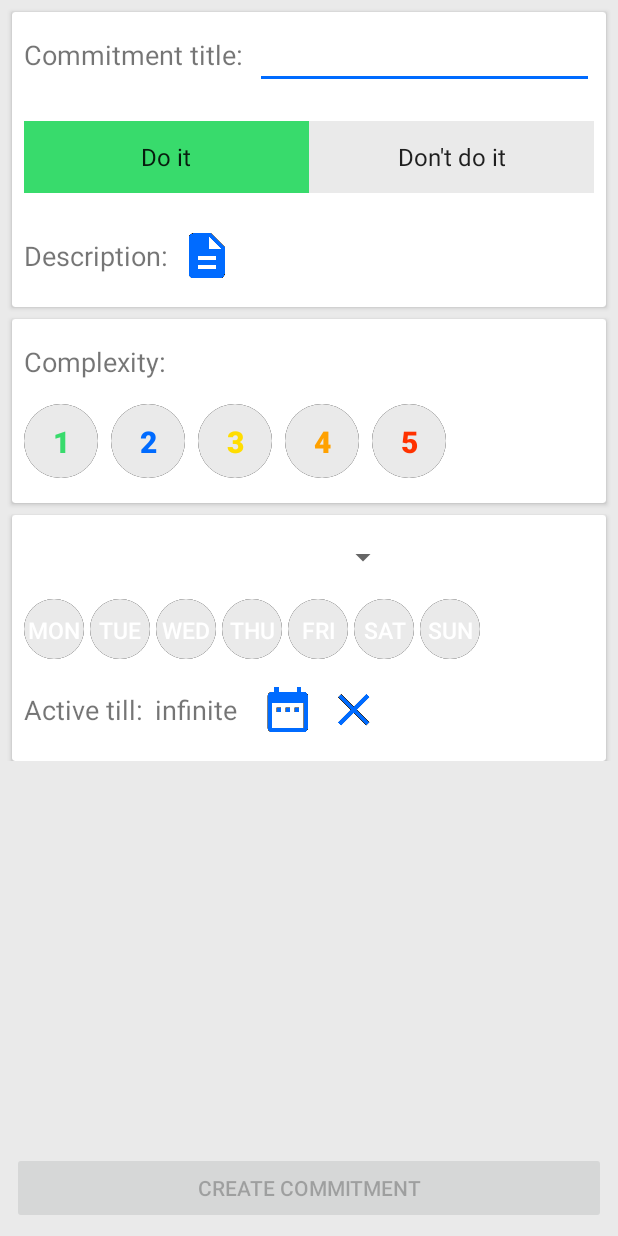
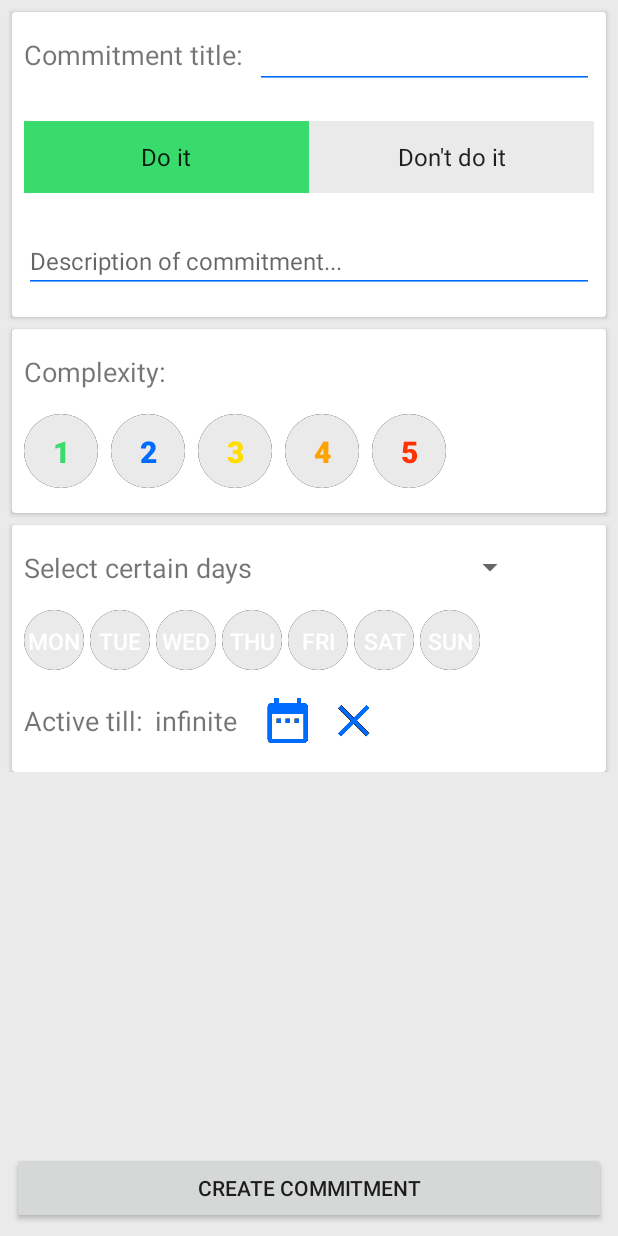
Before and after one commit to NaumenkoA/Willpower, an Android app: the screen it shows after launch (MainActivity), on a phone screen of 412 x 824 dp. Run offline under Robolectric (Android 15) with nearby library versions, the light colour scheme and no system bars.

Commit message:
working on the creating do fragment

```diff
--- a/app/src/main/AndroidManifest.xml
+++ b/app/src/main/AndroidManifest.xml
@@ -9,7 +9,9 @@
         android:roundIcon="@mipmap/ic_launcher_round"
         android:supportsRtl="true"
         android:theme="@style/AppTheme">
-        <activity android:name=".MainActivity">
+        <activity android:name=".MainActivity"
+            android:screenOrientation="portrait"
+            android:windowSoftInputMode="adjustPan">
             <intent-filter>
                 <action android:name="android.intent.action.MAIN"/>
 
--- a/app/src/main/java/com/droid/alex/willtrip/MainActivity.kt
+++ b/app/src/main/java/com/droid/alex/willtrip/MainActivity.kt
@@ -1,20 +1,38 @@
 package com.droid.alex.willtrip
 
-import android.graphics.Color
 import android.support.v7.app.AppCompatActivity
 import android.os.Bundle
-import android.view.View
-import android.widget.Toast
 import com.droid.alex.willtrip.extension_func.addFragment
+import com.droid.alex.willtrip.extension_func.replaceFragment
+import com.droid.alex.willtrip.extension_func.replaceFragmentWithBackstack
 import com.droid.alex.willtrip.ui.CreateDoFragment
-import kotlinx.android.synthetic.main.activity_main.*
+import com.droid.alex.willtrip.ui.DateFragment
+import java.util.*
 
-class MainActivity : AppCompatActivity() {
+
+class MainActivity : AppCompatActivity(), CreateDoFragment.OnDateSelectionListener, DateFragment.OnDateSelectedListener {
+
+
+    override fun onDateSelected(date: Date) {
+        var fragment = supportFragmentManager.findFragmentByTag(CREATE_DO_FRAGMENT) as CreateDoFragment
+        fragment.expireDate = date
+        replaceFragment(fragment, R.id.container)
+
+    }
+
+    override fun onDateSelection() {
+        replaceFragmentWithBackstack(DateFragment (), R.id.container, DATE_FRAGMENT)
+    }
 
 
     override fun onCreate(savedInstanceState: Bundle?) {
         super.onCreate(savedInstanceState)
         setContentView(R.layout.activity_main)
-        addFragment(CreateDoFragment(), R.id.container)
+        addFragment(CreateDoFragment(), R.id.container, CREATE_DO_FRAGMENT)
+    }
+
+    companion object {
+        val DATE_FRAGMENT = "date_fragment"
+        val CREATE_DO_FRAGMENT = "create_do_fragment"
     }
 }
--- a/app/src/main/java/com/droid/alex/willtrip/extension_func/FragmentExt.kt
+++ b/app/src/main/java/com/droid/alex/willtrip/extension_func/FragmentExt.kt
@@ -9,11 +9,28 @@ inline fun FragmentManager.inTransaction(func: FragmentTransaction.() -> Fragmen
     beginTransaction().func().commit()
 }
 
+fun AppCompatActivity.addFragment(fragment: Fragment, frameId: Int, tag: String){
+    supportFragmentManager.inTransaction { add (frameId, fragment, tag)}
+}
+
+
+fun AppCompatActivity.replaceFragment(fragment: Fragment, frameId: Int, tag: String) {
+    supportFragmentManager.inTransaction{replace(frameId, fragment, tag)}
+}
+
+fun AppCompatActivity.replaceFragmentWithBackstack(fragment: Fragment, frameId: Int, tag: String) {
+    supportFragmentManager.inTransaction{addToBackStack(null).replace(frameId, fragment, tag)}
+}
+
 fun AppCompatActivity.addFragment(fragment: Fragment, frameId: Int){
-    supportFragmentManager.inTransaction { add(frameId, fragment) }
+    supportFragmentManager.inTransaction { add (frameId, fragment)}
 }
 
 
 fun AppCompatActivity.replaceFragment(fragment: Fragment, frameId: Int) {
     supportFragmentManager.inTransaction{replace(frameId, fragment)}
 }
+
+fun AppCompatActivity.replaceFragmentWithBackstack(fragment: Fragment, frameId: Int) {
+    supportFragmentManager.inTransaction{addToBackStack(null).replace(frameId, fragment)}
+}
--- /dev/null
+++ b/app/src/main/java/com/droid/alex/willtrip/model/Constants.kt
@@ -0,0 +1,5 @@
+package com.droid.alex.willtrip.model
+
+class Constants {
+
+}
--- a/app/src/main/java/com/droid/alex/willtrip/ui/CreateDoFragment.kt
+++ b/app/src/main/java/com/droid/alex/willtrip/ui/CreateDoFragment.kt
@@ -1,24 +1,132 @@
 package com.droid.alex.willtrip.ui
-
 
 import android.os.Bundle
 import android.support.v4.app.Fragment
 import android.view.LayoutInflater
 import android.view.View
 import android.view.ViewGroup
+import android.view.WindowManager
 
 import com.droid.alex.willtrip.R
-
+import android.app.Activity
+import android.view.inputmethod.EditorInfo
+import android.view.inputmethod.InputMethodManager
+import com.droid.alex.willtrip.extension_func.setColor
+import kotlinx.android.synthetic.main.fragment_create_do.*
+import android.widget.ArrayAdapter
+import java.text.SimpleDateFormat
+import java.util.*
 
 
 class CreateDoFragment : Fragment() {
+
+    private var isPositive: Boolean = true
+    var expireDate: Date? = null
+        set(value) {
+            field = value
+        }
+    private lateinit var listener: OnDateSelectionListener
+
+    interface OnDateSelectionListener {
+        fun onDateSelection ()
+    }
 
 
     override fun onCreateView(inflater: LayoutInflater?, container: ViewGroup?,
                               savedInstanceState: Bundle?): View? {
 
         return inflater!!.inflate(R.layout.fragment_create_do, container, false)
+
+    }
+
+    override fun onActivityCreated(savedInstanceState: Bundle?) {
+
+        listener = activity as OnDateSelectionListener
+
+        super.onActivityCreated(savedInstanceState)
+    }
+
+    override fun onViewCreated(view: View?, savedInstanceState: Bundle?) {
+
+        descriptionEditText.setHorizontallyScrolling(false);
+        descriptionEditText.maxLines = Integer.MAX_VALUE;
+
+        if (savedInstanceState != null) {
+            scrollView.scrollY = savedInstanceState.getInt(SCROLL_Y)
+            scrollView.isScrollContainer = false
+        }
+
+        // create adapter for spinner
+        val adapter = ArrayAdapter <String>(context, R.layout.spinner_item, context.resources.getStringArray(R.array.day_types))
+        dayTypeSpinner.adapter = adapter
+
+        // set onClick and Editor listeners
+        titleEditText.setOnEditorActionListener { v, actionId, event ->
+            if (actionId == EditorInfo.IME_ACTION_DONE) {
+                descriptionEditText.requestFocus()
+            }
+            actionId == EditorInfo.IME_ACTION_DONE
+        }
+
+        descriptionEditText.setOnEditorActionListener { v, actionId, event ->
+            if (actionId == EditorInfo.IME_ACTION_DONE) {
+                hideKeyboardFrom(descriptionEditText)
+                descriptionEditText.clearFocus()
+            }
+            actionId == EditorInfo.IME_ACTION_DONE
+        }
+
+        positiveButton.setOnClickListener({
+            if (!isPositive) {
+                    isPositive = true
+                    negativeButton.setColor (context, R.color.colorLightGrey)
+                    positiveButton.setColor (context, R.color.colorGreen)
+            }
+        })
+
+        negativeButton.setOnClickListener({
+            if (isPositive) {
+                isPositive = false
+                negativeButton.setColor (context, R.color.colorRed)
+                positiveButton.setColor (context, R.color.colorLightGrey)
+            }
+        })
+
+        clearButton.setOnClickListener {
+            expireDate = null
+            expireDateTextView.text = context.resources.getString(R.string.infinite)
+        }
+
+        calendarButton.setOnClickListener {
+            listener.onDateSelection()
+        }
+
+        super.onViewCreated(view, savedInstanceState)
     }
 
 
+    override fun onResume() {
+        this.activity.window.setSoftInputMode(WindowManager.LayoutParams.SOFT_INPUT_STATE_ALWAYS_HIDDEN);
+            if (expireDate != null) {
+                val dateFormatter = SimpleDateFormat("d MMM yyyy")
+                expireDateTextView.text = dateFormatter.format(expireDate)
+            }
+        super.onResume()
+    }
+
+    fun hideKeyboardFrom(view: View) {
+        val imm = context.getSystemService(Activity.INPUT_METHOD_SERVICE) as InputMethodManager
+        imm.hideSoftInputFromWindow(view.windowToken, 0)
+    }
+
+
+    companion object {
+        val SELECTED_DATE: String =  "selected_date"
+        val SCROLL_Y: String = "scroll_Y"
+    }
+
+    override fun onSaveInstanceState(outState: Bundle?) {
+        super.onSaveInstanceState(outState)
+        outState?.putInt(SCROLL_Y, scrollView.scrollY)
+    }
 }
--- /dev/null
+++ b/app/src/main/res/drawable/cursor_drawable.xml
@@ -0,0 +1,5 @@
+<?xml version="1.0" encoding="utf-8"?>
+<shape xmlns:android="http://schemas.android.com/apk/res/android" >
+    <size android:width="2dp" />
+    <solid android:color="@color/colorBlue"  />
+</shape>
--- a/app/src/main/res/layout/fragment_create_do.xml
+++ b/app/src/main/res/layout/fragment_create_do.xml
@@ -1,14 +1,21 @@
-<FrameLayout xmlns:android="http://schemas.android.com/apk/res/android"
+<RelativeLayout xmlns:android="http://schemas.android.com/apk/res/android"
              xmlns:app="http://schemas.android.com/apk/res-auto"
              xmlns:tools="http://schemas.android.com/tools"
              android:layout_width="match_parent"
              android:layout_height="match_parent"
-             android:background="@color/colorLigthGrey"
+             android:focusable="true"
+             android:focusableInTouchMode="true"
+             android:background="@color/colorLightGrey"
              tools:context="com.droid.alex.willtrip.ui.CreateDoFragment">
 
             <ScrollView
+                android:id="@+id/scrollView"
                 android:layout_width="match_parent"
-                android:layout_height="match_parent">
+                android:fillViewport="false"
+                android:layout_alignParentTop="true"
+                android:isScrollContainer="false"
+                android:layout_above="@+id/createButton"
+                android:layout_height="wrap_content">
 
                 <RelativeLayout
                     android:layout_width="match_parent"
@@ -42,11 +49,15 @@
                         android:layout_alignParentLeft="true"/>
 
                     <android.support.v7.widget.AppCompatEditText
+                        android:id="@+id/titleEditText"
                         android:layout_width="match_parent"
                         android:layout_height="wrap_content"
                         android:textSize="18sp"
+                        android:imeOptions="actionDone"
+                        android:inputType="text"
                         android:shadowColor="@color/colorGrey"
                         app:backgroundTint="@color/colorBlue"
+                        android:textCursorDrawable="@drawable/cursor_drawable"
                         android:layout_alignBaseline="@id/titleTextView"
                         android:layout_toRightOf="@id/titleTextView"
                         android:layout_marginRight="8dp"
@@ -78,42 +89,29 @@
                             android:layout_width="0dp"
                             android:layout_weight="1"
                             android:textSize="16sp"
-                            android:background="@color/colorLigthGrey"
+                            android:background="@color/colorLightGrey"
                             style="?android:attr/buttonBarStyle"
                             android:layout_height="wrap_content"
                             android:text="@string/don_t_do_it"/>
 
                     </LinearLayout>
 
-                    <LinearLayout
+                    <android.support.v7.widget.AppCompatEditText
+                        android:id="@+id/descriptionEditText"
+                        android:hint="@string/description_of_commitment"
                         android:layout_width="match_parent"
                         android:layout_height="wrap_content"
                         android:layout_below="@id/buttonPanel"
-                        android:orientation="horizontal"
+                        android:shadowColor="@color/colorGrey"
+                        app:backgroundTint="@color/colorBlue"
+                        android:imeOptions="actionDone"
+                        android:inputType="text"
+                        android:textCursorDrawable="@drawable/cursor_drawable"
+                        android:textSize="16sp"
                         android:layout_marginBottom="16dp"
                         android:layout_marginStart="8dp"
                         android:layout_marginEnd="8dp"
-                        android:layout_marginTop="24dp">
-
-                        <TextView
-                            android:id="@+id/noteTextView"
-                            android:layout_width="wrap_content"
-                            android:layout_height="wrap_content"
-                            android:layout_gravity="center_vertical"
-                            android:layout_marginEnd="8dp"
-                            android:text="@string/description"
-                            android:textSize="18sp"
-                            android:layout_marginRight="8dp"/>
-
-                        <ImageButton
-                            android:id="@+id/noteImageButton"
-                            android:layout_width="wrap_content"
-                            android:layout_height="wrap_content"
-                            android:background="@android:color/transparent"
-                            android:src="@drawable/ic_description_blue_36dp"
-                            android:contentDescription="@string/add_description"/>
-
-                    </LinearLayout>
+                        android:layout_marginTop="24dp"/>
 
                 </RelativeLayout>
 
@@ -233,7 +231,7 @@
                         android:layout_marginStart="8dp"
                         android:layout_marginTop="16dp"
                         android:id="@+id/dayTypeSpinner"
-                        android:layout_width="250dp"
+                        android:layout_width="wrap_content"
                         android:layout_height="wrap_content"
                         android:layout_marginLeft="8dp">
                     </Spinner>
@@ -341,6 +339,7 @@
                             android:layout_marginRight="8dp"/>
 
                         <TextView
+                            android:id="@+id/expireDateTextView"
                             android:textSize="18sp"
                             android:layout_width="wrap_content"
                             android:layout_height="wrap_content"
@@ -350,7 +349,7 @@
                             android:layout_marginRight="8dp"/>
 
                         <ImageButton
-                            android:id="@+id/calendarImageButton"
+                            android:id="@+id/calendarButton"
                             android:layout_width="wrap_content"
                             android:layout_height="wrap_content"
                             android:layout_marginEnd="8dp"
@@ -360,7 +359,7 @@
                             android:layout_marginRight="8dp"/>
 
                         <ImageButton
-                            android:id="@+id/clearImageButton"
+                            android:id="@+id/clearButton"
                             android:layout_width="wrap_content"
                             android:layout_height="wrap_content"
                             android:background="@android:color/transparent"
@@ -373,7 +372,7 @@
 
             </android.support.v7.widget.CardView>
 
-        </RelativeLayout>
+                </RelativeLayout>
 
             </ScrollView>
 
@@ -381,11 +380,11 @@
         android:id="@+id/createButton"
         android:layout_width="match_parent"
         android:layout_height="wrap_content"
-        android:layout_gravity="bottom"
-        android:enabled="false"
+        android:layout_alignParentBottom="true"
+        android:enabled="true"
         android:layout_marginBottom="8dp"
         android:layout_marginEnd="8dp"
         android:layout_marginStart="8dp"
         android:text="@string/create_commitment"/>
 
-</FrameLayout>
+</RelativeLayout>
--- /dev/null
+++ b/app/src/main/res/layout/spinner_item.xml
@@ -0,0 +1,7 @@
+<?xml version="1.0" encoding="utf-8"?>
+<TextView xmlns:android="http://schemas.android.com/apk/res/android"
+             android:textSize="18sp"
+             android:layout_width="match_parent"
+             android:layout_height="match_parent">
+
+</TextView>
--- a/app/src/main/res/values/colors.xml
+++ b/app/src/main/res/values/colors.xml
@@ -10,5 +10,5 @@
     <color name="colorGrey">#d4cccc</color>
     <color name="colorBlue">#006bff</color>
     <color name="colorWhite">#ffffff</color>
-    <color name="colorLigthGrey">#eaeaea</color>
+    <color name="colorLightGrey">#eaeaea</color>
 </resources>
--- a/app/src/main/res/values/strings.xml
+++ b/app/src/main/res/values/strings.xml
@@ -37,4 +37,16 @@
     <string name="add_description">Add description</string>
     <string name="select_date">select date</string>
     <string name="set_infinite_duration">set infinite duration</string>
+    <string name="description_of_commitment">Description of commitment...</string>
+
+    <string-array name="day_types">
+        <item>Select certain days</item>
+        <item>Set number of days during the week</item>
+        <item>Everyday</item>
+    </string-array>
+
+    <string name="submit">Submit</string>
+    <string name="select_final_date_for_your_commitment">Select final date for your commitment</string>
+    <string name="note">Note: you need minimum 21 day to create a new habit</string>
+
 </resources>
--- a/build.gradle
+++ b/build.gradle
@@ -7,7 +7,7 @@ buildscript {
         google()
     }
     dependencies {
-        classpath 'com.android.tools.build:gradle:3.0.0'
+        classpath 'com.android.tools.build:gradle:3.0.1'
         classpath "org.jetbrains.kotlin:kotlin-gradle-plugin:$kotlin_version"
 
         // NOTE: Do not place your application dependencies here; they belong
```
Also changed, not shown: app/build.gradle (+5 -3 lines), app/src/main/java/com/droid/alex/willtrip/extension_func/ViewExt.kt (added, +23 -0 lines), app/src/main/java/com/droid/alex/willtrip/ui/DateFragment.kt (added, +51 -0 lines), app/src/main/res/layout/fragment_date.xml (added, +47 -0 lines).
